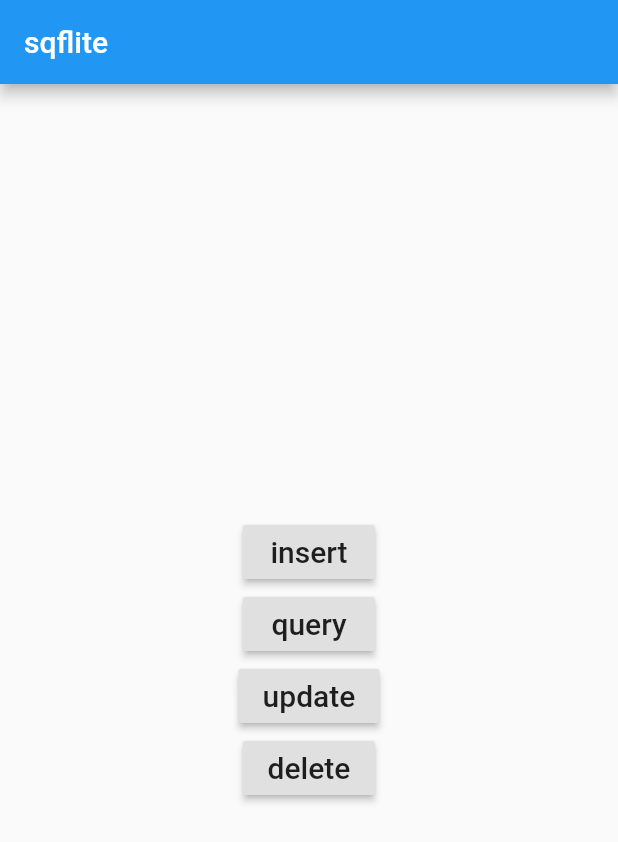
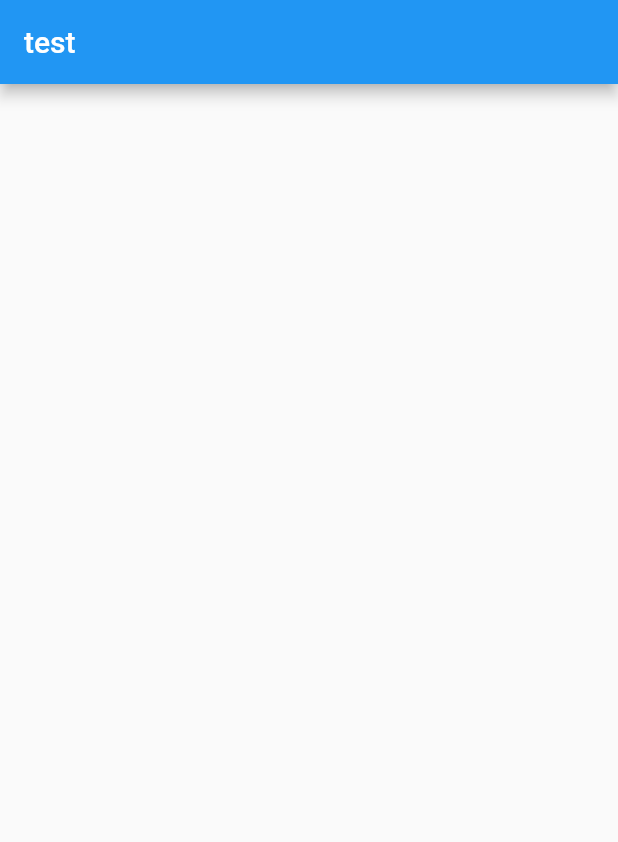
Before and after one commit to harbinzhang/goal_together, a Flutter app: the screen it shows after launch, on a phone screen of 412 x 824 dp. Shown: the top 842 px of the screen. Run offline on Flutter 3.47's test engine with Material 2 defaults, Android fonts, the phone set to English and light mode, and no system bars; our stand-ins replace sqflite; accounts and stored records are empty.

Commit message:
added basic user

```diff
--- a/lib/main.dart
+++ b/lib/main.dart
@@ -6,6 +6,8 @@ import 'package:sqflite/sqflite.dart';
 
 import 'package:goaltogether/providers/RecordTableHandler.dart';
 import 'package:goaltogether/models/Record.dart';
+
+import 'package:goaltogether/pages/UsersPage.dart';
 
 void main() => runApp(MyApp());
 
@@ -27,158 +29,7 @@ class MyApp extends StatelessWidget {
         // is not restarted.
         primarySwatch: Colors.blue,
       ),
-      home: MyHomePage(title: 'Flutter Demo Home Page'),
+      home: UsersPage(title: 'Flutter Demo Home Page'),
     );
   }
 }
-
-class MyHomePage extends StatefulWidget {
-  MyHomePage({Key key, this.title}) : super(key: key);
-
-  // This widget is the home page of your application. It is stateful, meaning
-  // that it has a State object (defined below) that contains fields that affect
-  // how it looks.
-
-  // This class is the configuration for the state. It holds the values (in this
-  // case the title) provided by the parent (in this case the App widget) and
-  // used by the build method of the State. Fields in a Widget subclass are
-  // always marked "final".
-
-  final String title;
-
-  @override
-  _MyHomePageState createState() => _MyHomePageState();
-}
-
-class _MyHomePageState extends State<MyHomePage> {
-  int _counter = 0;
-  final recordHandler = RecordTableHandler();
-
-  void _incrementCounter() {
-    setState(() {
-      // This call to setState tells the Flutter framework that something has
-      // changed in this State, which causes it to rerun the build method below
-      // so that the display can reflect the updated values. If we changed
-      // _counter without calling setState(), then the build method would not be
-      // called again, and so nothing would appear to happen.
-      _counter++;
-    });
-  }
-
-  @override
-  Widget build(BuildContext context) {
-
-    return Scaffold(
-      appBar: AppBar(
-        title: Text('sqflite'),
-      ),
-      body: Center(
-        child: Column(
-          mainAxisAlignment: MainAxisAlignment.center,
-          children: <Widget>[
-            RaisedButton(
-              child: Text('insert', style: TextStyle(fontSize: 20),),
-              onPressed: () {_insert();},
-            ),
-            RaisedButton(
-              child: Text('query', style: TextStyle(fontSize: 20),),
-              onPressed: () {_query();},
-            ),
-            RaisedButton(
-              child: Text('update', style: TextStyle(fontSize: 20),),
-              onPressed: () {_update();},
-            ),
-            RaisedButton(
-              child: Text('delete', style: TextStyle(fontSize: 20),),
-              onPressed: () {_delete();},
-            ),
-          ],
-        ),
-      ),
-    );
-  }
-
-
-  void _insert() async {
-    // row to insert
-    final record = Goal(habitName: 'what', value: 3, user: 'sea');
-    final id = await recordHandler.insert(record);
-    print('inserted row id: $id');
-  }
-
-  void _query() async {
-    final allRows = await recordHandler.queryAllRows();
-    print('query all rows:');
-    allRows.forEach((row) => print(row));
-  }
-
-  void _update() async {
-    // row to update
-//    Map<String, dynamic> row = {
-//      DatabaseHelper.columnId   : 1,
-//      DatabaseHelper.columnName : 'Mary',
-//      DatabaseHelper.columnAge  : 32
-//    };
-//    final rowsAffected = await recordHandler.update(row);
-//    print('updated $rowsAffected row(s)');
-  }
-
-  void _delete() async {
-    // Assuming that the number of rows is the id for the last row.
-    final id = await recordHandler.queryRowCount();
-    final rowsDeleted = await recordHandler.delete(id);
-    print('deleted $rowsDeleted row(s): row $id');
-  }
-
-//  @override
-//  Widget build(BuildContext context) {
-//    // This method is rerun every time setState is called, for instance as done
-//    // by the _incrementCounter method above.
-//    //
-//    // The Flutter framework has been optimized to make rerunning build methods
-//    // fast, so that you can just rebuild anything that needs updating rather
-//    // than having to individually change instances of widgets.
-//    return Scaffold(
-//      appBar: AppBar(
-//        // Here we take the value from the MyHomePage object that was created by
-//        // the App.build method, and use it to set our appbar title.
-//        title: Text(widget.title),
-//      ),
-//      body: Center(
-//        // Center is a layout widget. It takes a single child and positions it
-//        // in the middle of the parent.
-//        child: Column(
-//          // Column is also a layout widget. It takes a list of children and
-//          // arranges them vertically. By default, it sizes itself to fit its
-//          // children horizontally, and tries to be as tall as its parent.
-//          //
-//          // Invoke "debug painting" (press "p" in the console, choose the
-//          // "Toggle Debug Paint" action from the Flutter Inspector in Android
-//          // Studio, or the "Toggle Debug Paint" command in Visual Studio Code)
-//          // to see the wireframe for each widget.
-//          //
-//          // Column has various properties to control how it sizes itself and
-//          // how it positions its children. Here we use mainAxisAlignment to
-//          // center the children vertically; the main axis here is the vertical
-//          // axis because Columns are vertical (the cross axis would be
-//          // horizontal).
-//          mainAxisAlignment: MainAxisAlignment.center,
-//          children: <Widget>[
-//            Text(
-//              'You have pushed the button this many times:',
-//            ),
-//            Text(
-//              '$_counter',
-//              style: Theme.of(context).textTheme.display1,
-//            ),
-//          ],
-//        ),
-//      ),
-//      floatingActionButton: FloatingActionButton(
-//        onPressed: _incrementCounter,
-//        tooltip: 'Increment',
-//        child: Icon(Icons.add),
-//      ), // This trailing comma makes auto-formatting nicer for build methods.
-//    );
-//  }
-}
--- /dev/null
+++ b/lib/models/User.dart
@@ -0,0 +1,26 @@
+import 'package:flutter/foundation.dart';
+
+class User {
+  final int id;
+  final String name;
+  final int timestamp;
+
+  static final columnId = '_id';
+  static final columnName = 'name';
+  static final columnTimestamp = 'timestamp';
+
+  const User({
+    @required this.id,
+    @required this.name,
+    @required this.timestamp,
+  })  : assert(name != null);
+
+  @override
+  String toString() => "User (id:$id, name:$name timestamp:$timestamp)";
+
+  @override
+  int compareTo(User other) => 0;
+
+  @override
+  bool operator ==(other) => other is User && other.id == this.id && other.name == this.name;
+}
--- /dev/null
+++ b/lib/pages/UsersPage.dart
@@ -0,0 +1,139 @@
+import 'package:flutter/material.dart';
+import 'package:collection/collection.dart';
+
+import 'package:goaltogether/models/User.dart';
+import 'package:goaltogether/providers/UserTableHandler.dart';
+
+class UsersPage extends StatefulWidget {
+  UsersPage({Key key, this.title}) : super(key: key);
+
+  // This widget is the home page of your application. It is stateful, meaning
+  // that it has a State object (defined below) that contains fields that affect
+  // how it looks.
+
+  // This class is the configuration for the state. It holds the values (in this
+  // case the title) provided by the parent (in this case the App widget) and
+  // used by the build method of the State. Fields in a Widget subclass are
+  // always marked "final".
+
+  final String title;
+
+  @override
+  _UsersPageState createState() => _UsersPageState();
+}
+
+class _UsersPageState extends State<UsersPage> {
+  int _counter = 0;
+  final usersHandler = RecordTableHandler();
+  List<User> _users = [];
+
+  void _incrementCounter() {
+    setState(() {
+      // This call to setState tells the Flutter framework that something has
+      // changed in this State, which causes it to rerun the build method below
+      // so that the display can reflect the updated values. If we changed
+      // _counter without calling setState(), then the build method would not be
+      // called again, and so nothing would appear to happen.
+      _counter++;
+    });
+  }
+
+  @override
+  Widget build(BuildContext context) {
+    _refreshUsersList();
+    return Scaffold(
+      appBar: AppBar(title: Text("test"),),
+      body: _buildUsersList(),
+    );
+  }
+
+  Widget _buildUsersList() {
+
+    print(_users);
+    return ListView.separated(
+      padding: const EdgeInsets.all(8),
+      itemCount: _users.length,
+      itemBuilder: (BuildContext context, int index) {
+        var name = _users[index].name;
+        return Container(
+          child: Text('$name'),
+        );
+      },
+      separatorBuilder: (BuildContext context, int index) => const Divider(),
+    );
+  }
+
+//    return Scaffold(
+//      appBar: AppBar(
+//        title: Text('sqflite'),
+//      ),
+//      body: Center(
+//        child: Column(
+//          mainAxisAlignment: MainAxisAlignment.center,
+//          children: <Widget>[
+//            RaisedButton(
+//              child: Text('insert', style: TextStyle(fontSize: 20),),
+//              onPressed: () {_insert();},
+//            ),
+//            RaisedButton(
+//              child: Text('query', style: TextStyle(fontSize: 20),),
+//              onPressed: () {_query();},
+//            ),
+//            RaisedButton(
+//              child: Text('update', style: TextStyle(fontSize: 20),),
+//              onPressed: () {_update();},
+//            ),
+//            RaisedButton(
+//              child: Text('delete', style: TextStyle(fontSize: 20),),
+//              onPressed: () {_delete();},
+//            ),
+//          ],
+//        ),
+//      ),
+//    );
+//  }
+
+  void _refreshUsersList() async {
+    var users = await usersHandler.queryAllUsers();
+
+    if (!DeepCollectionEquality().equals(users, _users)) {
+      setState(() {
+        _users = users;
+      });
+    }
+
+  }
+
+  void _insert() async {
+    // row to insert
+    final user = User(name: 'haibin');
+    final id = await usersHandler.insert(user);
+    print('inserted row id: $id');
+  }
+
+  void _query() async {
+    final allRows = await usersHandler.queryAllRows();
+    print('query all rows:');
+    allRows.forEach((row) => print(row));
+  }
+
+  void _update() async {
+    // row to update
+//    Map<String, dynamic> row = {
+//      DatabaseHelper.columnId   : 1,
+//      DatabaseHelper.columnName : 'Mary',
+//      DatabaseHelper.columnAge  : 32
+//    };
+//    final rowsAffected = await usersHandler.update(row);
+//    print('updated $rowsAffected row(s)');
+  }
+
+  void _delete() async {
+    // Assuming that the number of rows is the id for the last row.
+    final id = await usersHandler.queryRowCount();
+    final rowsDeleted = await usersHandler.delete(id);
+    print('deleted $rowsDeleted row(s): row $id');
+  }
+
+
+}
```
Also changed, not shown: lib/providers/DatabaseHelper.dart (+24 -3 lines), lib/providers/UserTableHandler.dart (added, +49 -0 lines), lib/components/UserCard.dart (added).
